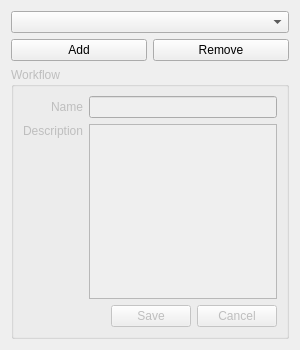
Before: the Qt Designer form src/ui/ui_workflow_editor.ui in nextgis/qgis_metatools, drawn with Qt 5.
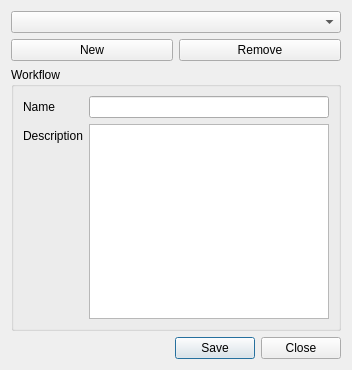
After: the same form once the commit is applied.

Commit message: continue refactoring improve editor dialog fixes in license and workflow templates managers fixes in apply templates dialog ui cleanup

```diff
--- a/src/ui/ui_workflow_editor.ui
+++ b/src/ui/ui_workflow_editor.ui
@@ -6,87 +6,75 @@
    <rect>
     <x>0</x>
     <y>0</y>
-    <width>300</width>
-    <height>350</height>
+    <width>352</width>
+    <height>370</height>
    </rect>
   </property>
   <property name="windowTitle">
    <string>Edit workflow</string>
   </property>
-  <property name="modal">
-   <bool>true</bool>
-  </property>
-  <layout class="QGridLayout" name="gridLayout">
-   <item row="0" column="0" colspan="2">
-    <widget class="QComboBox" name="workflowComboBox"/>
+  <layout class="QVBoxLayout" name="verticalLayout">
+   <item>
+    <widget class="QComboBox" name="cmbWorkflow"/>
    </item>
-   <item row="1" column="0">
-    <widget class="QPushButton" name="addButton">
+   <item>
+    <layout class="QHBoxLayout" name="horizontalLayout">
+     <item>
+      <widget class="QPushButton" name="btnNew">
      <property name="text">
-      <string>Add</string>
+        <string>New</string>
      </property>
     </widget>
    </item>
-   <item row="1" column="1">
-    <widget class="QPushButton" name="removeButton">
+     <item>
+      <widget class="QPushButton" name="btnRemove">
      <property name="text">
       <string>Remove</string>
      </property>
     </widget>
    </item>
-   <item row="2" column="0" colspan="2">
-    <widget class="QGroupBox" name="workflowGroupBox">
-     <property name="enabled">
-      <bool>false</bool>
-     </property>
+    </layout>
+   </item>
+   <item>
+    <widget class="QGroupBox" name="groupBox">
      <property name="title">
       <string>Workflow</string>
      </property>
-     <layout class="QGridLayout" name="gridLayout_3">
-      <item row="0" column="1">
-       <widget class="QLineEdit" name="nameLineEdit"/>
-      </item>
+     <layout class="QFormLayout" name="formLayout">
+      <property name="fieldGrowthPolicy">
+       <enum>QFormLayout::ExpandingFieldsGrow</enum>
+      </property>
       <item row="0" column="0">
-       <widget class="QLabel" name="nameLabel">
+       <widget class="QLabel" name="label">
         <property name="text">
          <string>Name</string>
         </property>
-        <property name="alignment">
-         <set>Qt::AlignRight|Qt::AlignTrailing|Qt::AlignVCenter</set>
-        </property>
        </widget>
       </item>
+      <item row="0" column="1">
+       <widget class="QLineEdit" name="leName"/>
+      </item>
       <item row="1" column="0">
-       <widget class="QLabel" name="descriptionLabel">
+       <widget class="QLabel" name="label_3">
         <property name="text">
          <string>Description</string>
         </property>
-        <property name="alignment">
-         <set>Qt::AlignRight|Qt::AlignTop|Qt::AlignTrailing</set>
-        </property>
        </widget>
       </item>
       <item row="1" column="1">
-       <widget class="QTextEdit" name="descTextEdit">
-        <property name="sizePolicy">
-         <sizepolicy hsizetype="Expanding" vsizetype="Expanding">
-          <horstretch>0</horstretch>
-          <verstretch>0</verstretch>
-         </sizepolicy>
-        </property>
-       </widget>
-      </item>
-      <item row="2" column="0" colspan="2">
-       <widget class="QDialogButtonBox" name="workflowButtonBox">
+       <widget class="QTextEdit" name="textDescription"/>
+      </item>
+     </layout>
+    </widget>
+   </item>
+   <item>
+    <widget class="QDialogButtonBox" name="buttonBox">
         <property name="orientation">
          <enum>Qt::Horizontal</enum>
         </property>
         <property name="standardButtons">
-         <set>QDialogButtonBox::Cancel|QDialogButtonBox::Save</set>
-        </property>
-       </widget>
-      </item>
-     </layout>
+      <set>QDialogButtonBox::Close|QDialogButtonBox::Save</set>
+     </property>
     </widget>
    </item>
   </layout>
```
Left out of the diff: 6 changed lines with no effect on the pictures. Lines whose indentation alone changed are shown as unchanged. The commit also changes 18 other files.
